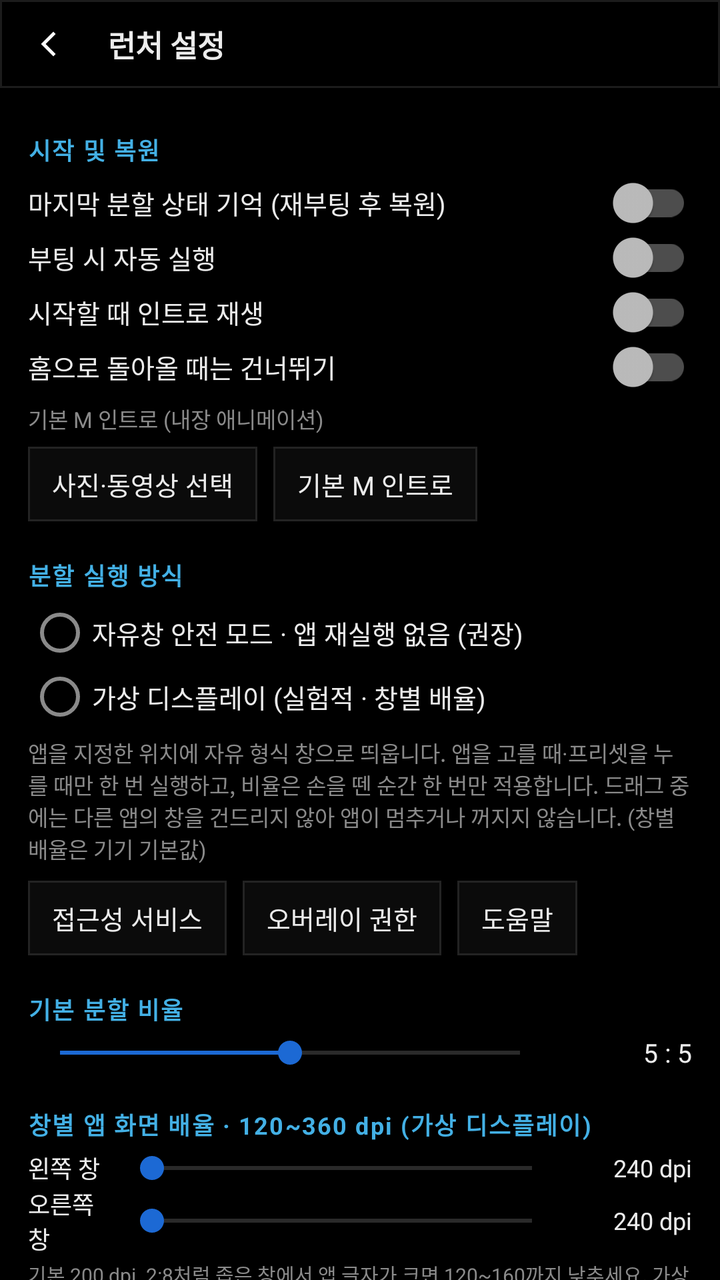
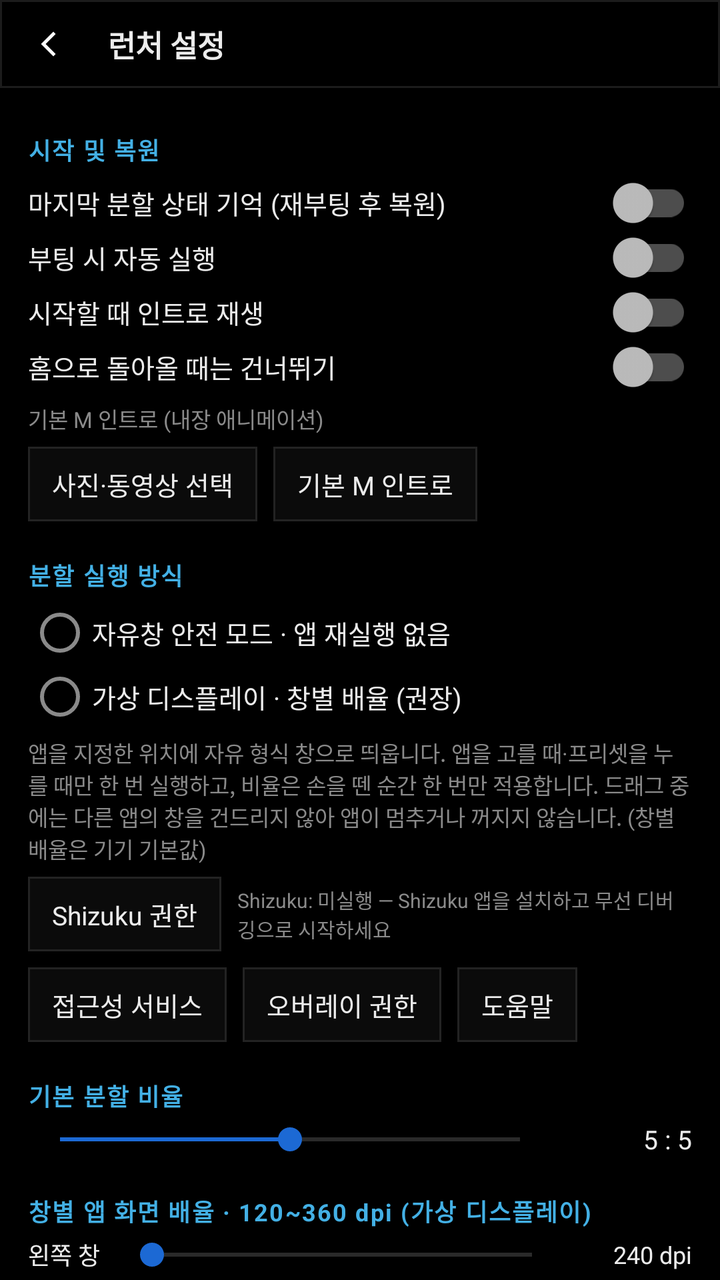

The first picture is an Android layout as it rendered before a commit; the second is the same layout after the commit. The layout source and the unified diff follow.
<!-- AndroidManifest.xml: activity theme Theme.BmwLauncher -->
<!-- res/layout/activity_settings.xml -->
<?xml version="1.0" encoding="utf-8"?>
<LinearLayout xmlns:android="http://schemas.android.com/apk/res/android"
    android:layout_width="match_parent"
    android:layout_height="match_parent"
    android:background="@color/black"
    android:orientation="vertical">

    <LinearLayout
        android:layout_width="match_parent"
        android:layout_height="44dp"
        android:background="@drawable/bg_bar"
        android:gravity="center_vertical"
        android:orientation="horizontal"
        android:paddingLeft="4dp"
        android:paddingRight="12dp">

        <ImageView
            android:id="@+id/btnBack"
            android:layout_width="40dp"
            android:layout_height="40dp"
            android:background="@drawable/bg_dock_button"
            android:clickable="true"
            android:contentDescription="@string/close"
            android:focusable="true"
            android:padding="10dp"
            android:src="@drawable/ic_chevron_left" />

        <TextView
            android:layout_width="0dp"
            android:layout_height="wrap_content"
            android:layout_marginStart="10dp"
            android:layout_weight="1"
            android:text="@string/settings_title"
            android:textColor="@color/text_primary"
            android:textSize="15sp"
            android:textStyle="bold" />
    </LinearLayout>

    <ScrollView
        android:layout_width="match_parent"
        android:layout_height="0dp"
        android:layout_weight="1"
        android:fillViewport="true"
        android:scrollbars="none">

        <LinearLayout
            android:layout_width="match_parent"
            android:layout_height="wrap_content"
            android:orientation="vertical"
            android:paddingLeft="14dp"
            android:paddingTop="4dp"
            android:paddingRight="14dp"
            android:paddingBottom="24dp">

            <TextView
                style="@style/SettingsSection"
                android:text="@string/section_start" />

            <androidx.appcompat.widget.SwitchCompat
                android:id="@+id/switchRememberSession"
                android:layout_width="match_parent"
                android:layout_height="wrap_content"
                android:paddingTop="4dp"
                android:paddingBottom="4dp"
                android:text="@string/switch_remember_session"
                android:textColor="@color/text_primary"
                android:textSize="13sp" />

            <androidx.appcompat.widget.SwitchCompat
                android:id="@+id/switchBoot"
                android:layout_width="match_parent"
                android:layout_height="wrap_content"
                android:paddingTop="4dp"
                android:paddingBottom="4dp"
                android:text="@string/switch_boot"
                android:textColor="@color/text_primary"
                android:textSize="13sp" />

            <androidx.appcompat.widget.SwitchCompat
                android:id="@+id/switchIntro"
                android:layout_width="match_parent"
                android:layout_height="wrap_content"
                android:paddingTop="4dp"
                android:paddingBottom="4dp"
                android:text="@string/intro_enabled"
                android:textColor="@color/text_primary"
                android:textSize="13sp" />

            <androidx.appcompat.widget.SwitchCompat
                android:id="@+id/switchSkipReturn"
                android:layout_width="match_parent"
                android:layout_height="wrap_content"
                android:paddingTop="4dp"
                android:paddingBottom="4dp"
                android:text="@string/intro_skip_return"
                android:textColor="@color/text_primary"
                android:textSize="13sp" />

            <TextView
                android:id="@+id/tvVideoName"
                android:layout_width="match_parent"
                android:layout_height="wrap_content"
                android:layout_marginTop="4dp"
                android:text="@string/intro_video_none"
                android:textColor="@color/text_secondary"
                android:textSize="11sp" />

            <LinearLayout
                android:layout_width="match_parent"
                android:layout_height="wrap_content"
                android:layout_marginTop="6dp"
                android:orientation="horizontal">

                <TextView
                    android:id="@+id/btnPickVideo"
                    style="@style/SettingsButton"
                    android:text="@string/intro_pick_video" />

                <TextView
                    android:id="@+id/btnResetVideo"
                    style="@style/SettingsButton"
                    android:layout_marginStart="8dp"
                    android:text="@string/intro_reset_video" />
            </LinearLayout>

            <TextView
                style="@style/SettingsSection"
                android:text="@string/section_engine" />

            <RadioGroup
                android:id="@+id/engineGroup"
                android:layout_width="match_parent"
                android:layout_height="wrap_content"
                android:orientation="vertical">

                <RadioButton
                    android:id="@+id/rbSystem"
                    android:layout_width="match_parent"
                    android:layout_height="wrap_content"
                    android:paddingTop="2dp"
                    android:paddingBottom="2dp"
                    android:text="@string/engine_system"
                    android:textColor="@color/text_primary"
                    android:textSize="13sp" />

                <RadioButton
                    android:id="@+id/rbVirtual"
                    android:layout_width="match_parent"
                    android:layout_height="wrap_content"
                    android:paddingTop="2dp"
                    android:paddingBottom="2dp"
                    android:text="@string/engine_virtual"
                    android:textColor="@color/text_primary"
                    android:textSize="13sp" />
            </RadioGroup>

            <TextView
                android:id="@+id/engineDesc"
                android:layout_width="match_parent"
                android:layout_height="wrap_content"
                android:layout_marginTop="4dp"
                android:text="@string/engine_system_desc"
                android:textColor="@color/text_secondary"
                android:textSize="11sp" />

            <LinearLayout
                android:layout_width="match_parent"
                android:layout_height="wrap_content"
                android:layout_marginTop="8dp"
                android:orientation="horizontal">

                <TextView
                    android:id="@+id/btnAccessibility"
                    style="@style/SettingsButton"
                    android:text="@string/perm_accessibility" />

                <TextView
                    android:id="@+id/btnOverlay"
                    style="@style/SettingsButton"
                    android:layout_marginStart="8dp"
                    android:text="@string/perm_overlay" />

                <TextView
                    android:id="@+id/btnHelp"
                    style="@style/SettingsButton"
                    android:layout_marginStart="8dp"
                    android:text="@string/perm_help" />
            </LinearLayout>

            <TextView
                style="@style/SettingsSection"
                android:text="@string/section_ratio" />

            <LinearLayout
                android:layout_width="match_parent"
                android:layout_height="wrap_content"
                android:gravity="center_vertical"
                android:orientation="horizontal">

                <SeekBar
                    android:id="@+id/ratioSeek"
                    android:layout_width="0dp"
                    android:layout_height="wrap_content"
                    android:layout_weight="1"
                    android:max="60"
                    android:progress="30"
                    android:progressTint="@color/m_blue"
                    android:thumbTint="@color/m_blue" />

                <TextView
                    android:id="@+id/ratioValue"
                    android:layout_width="70dp"
                    android:layout_height="wrap_content"
                    android:gravity="end"
                    android:text="5 : 5"
                    android:textColor="@color/text_primary"
                    android:textSize="13sp" />
            </LinearLayout>

            <TextView
                style="@style/SettingsSection"
                android:text="@string/section_dpi" />

            <LinearLayout
                android:layout_width="match_parent"
                android:layout_height="wrap_content"
                android:gravity="center_vertical"
                android:orientation="horizontal">

                <TextView
                    android:layout_width="46dp"
                    android:layout_height="wrap_content"
                    android:text="@string/pane_left"
                    android:textColor="@color/text_primary"
                    android:textSize="12sp" />

                <SeekBar
                    android:id="@+id/leftDpiSeek"
                    android:layout_width="0dp"
                    android:layout_height="wrap_content"
                    android:layout_weight="1"
                    android:max="38"
                    android:progressTint="@color/m_blue"
                    android:thumbTint="@color/m_blue" />

                <TextView
                    android:id="@+id/leftDpiValue"
                    android:layout_width="64dp"
                    android:layout_height="wrap_content"
                    android:gravity="end"
                    android:text="240 dpi"
                    android:textColor="@color/text_primary"
                    android:textSize="12sp" />
            </LinearLayout>

            <LinearLayout
                android:layout_width="match_parent"
                android:layout_height="wrap_content"
                android:gravity="center_vertical"
                android:orientation="horizontal">

                <TextView
                    android:layout_width="46dp"
                    android:layout_height="wrap_content"
                    android:text="@string/pane_right"
                    android:textColor="@color/text_primary"
                    android:textSize="12sp" />

                <SeekBar
                    android:id="@+id/rightDpiSeek"
                    android:layout_width="0dp"
                    android:layout_height="wrap_content"
                    android:layout_weight="1"
                    android:max="38"
                    android:progressTint="@color/m_blue"
                    android:thumbTint="@color/m_blue" />

                <TextView
                    android:id="@+id/rightDpiValue"
                    android:layout_width="64dp"
                    android:layout_height="wrap_content"
                    android:gravity="end"
                    android:text="240 dpi"
                    android:textColor="@color/text_primary"
                    android:textSize="12sp" />
            </LinearLayout>

            <TextView
                android:layout_width="match_parent"
                android:layout_height="wrap_content"
                android:layout_marginTop="2dp"
                android:text="기본 200 dpi. 2:8처럼 좁은 창에서 앱 글자가 크면 120~160까지 낮추세요. 가상 디스플레이 방식에서만 적용됩니다(시스템 자유창은 기기 기본 DPI)."
                android:textColor="@color/text_secondary"
                android:textSize="10sp" />

            <TextView
                style="@style/SettingsSection"
                android:text="@string/section_launcher_scale" />

            <LinearLayout
                android:layout_width="match_parent"
                android:layout_height="wrap_content"
                android:gravity="center_vertical"
                android:orientation="horizontal">

                <SeekBar
                    android:id="@+id/launcherScaleSeek"
                    android:layout_width="0dp"
                    android:layout_height="wrap_content"
                    android:layout_weight="1"
                    android:max="13"
                    android:progress="7"
                    android:progressTint="@color/m_blue"
                    android:thumbTint="@color/m_blue" />

                <TextView
                    android:id="@+id/launcherScaleValue"
                    android:layout_width="72dp"
                    android:layout_height="wrap_content"
                    android:gravity="end"
                    android:text="100%"
                    android:textColor="@color/text_primary"
                    android:textSize="13sp" />
            </LinearLayout>

            <TextView
                android:id="@+id/launcherScaleHint"
                android:layout_width="match_parent"
                android:layout_height="wrap_content"
                android:layout_marginTop="2dp"
                android:text="@string/launcher_scale_hint"
                android:textColor="@color/text_secondary"
                android:textSize="10sp" />

            <TextView
                style="@style/SettingsSection"
                android:text="@string/section_music" />

            <LinearLayout
                android:layout_width="match_parent"
                android:layout_height="wrap_content"
                android:orientation="horizontal">

                <TextView
                    android:id="@+id/btnPickMusic"
                    style="@style/SettingsButton"
                    android:text="@string/music_pick" />

                <TextView
                    android:id="@+id/btnClearMusic"
                    style="@style/SettingsButton"
                    android:layout_marginStart="8dp"
                    android:text="@string/music_none" />
            </LinearLayout>

            <TextView
                android:id="@+id/tvMusicApp"
                android:layout_width="match_parent"
                android:layout_height="wrap_content"
                android:layout_marginTop="4dp"
                android:text=""
                android:textColor="@color/text_secondary"
                android:textSize="11sp" />

            <androidx.appcompat.widget.SwitchCompat
                android:id="@+id/switchAutoPlay"
                android:layout_width="match_parent"
                android:layout_height="wrap_content"
                android:paddingTop="6dp"
                android:paddingBottom="2dp"
                android:text="@string/switch_auto_play"
                android:textColor="@color/text_primary"
                android:textSize="13sp" />

            <TextView
                android:layout_width="match_parent"
                android:layout_height="wrap_content"
                android:text="@string/music_hint"
                android:textColor="@color/text_secondary"
                android:textSize="10sp" />

            <TextView
                style="@style/SettingsSection"
                android:text="@string/section_presets" />

            <LinearLayout
                android:layout_width="match_parent"
                android:layout_height="wrap_content"
                android:orientation="horizontal">

                <TextView
                    android:id="@+id/btnImportDefaults"
                    style="@style/SettingsButton"
                    android:text="@string/btn_import_defaults" />
            </LinearLayout>

            <LinearLayout
                android:id="@+id/presetList"
                android:layout_width="match_parent"
                android:layout_height="wrap_content"
                android:layout_marginTop="4dp"
                android:orientation="vertical" />

            <TextView
                style="@style/SettingsSection"
                android:text="@string/section_dock" />

            <RadioGroup
                android:id="@+id/dockGroup"
                android:layout_width="match_parent"
                android:layout_height="wrap_content"
                android:orientation="horizontal">

                <RadioButton
                    android:id="@+id/rbDockLeft"
                    android:layout_width="0dp"
                    android:layout_height="wrap_content"
                    android:layout_weight="1"
                    android:text="@string/dock_left"
                    android:textColor="@color/text_primary"
                    android:textSize="13sp" />

                <RadioButton
                    android:id="@+id/rbDockRight"
                    android:layout_width="0dp"
                    android:layout_height="wrap_content"
                    android:layout_weight="1"
                    android:text="@string/dock_right"
                    android:textColor="@color/text_primary"
                    android:textSize="13sp" />
            </RadioGroup>

            <androidx.appcompat.widget.SwitchCompat
                android:id="@+id/switchAutoHide"
                android:layout_width="match_parent"
                android:layout_height="wrap_content"
                android:paddingTop="4dp"
                android:paddingBottom="4dp"
                android:text="@string/switch_dock_auto_hide"
                android:textColor="@color/text_primary"
                android:textSize="13sp" />

            <TextView
                style="@style/SettingsSection"
                android:text="@string/section_permissions" />

            <LinearLayout
                android:layout_width="match_parent"
                android:layout_height="wrap_content"
                android:orientation="horizontal">

                <TextView
                    android:id="@+id/btnHome"
                    style="@style/SettingsButton"
                    android:text="@string/perm_home" />

                <TextView
                    android:id="@+id/btnHidden"
                    style="@style/SettingsButton"
                    android:layout_marginStart="8dp"
                    android:text="@string/perm_hidden_apps" />
            </LinearLayout>

            <TextView
                android:layout_width="match_parent"
                android:layout_height="wrap_content"
                android:layout_marginTop="18dp"
                android:text="BMW F07 Launcher v2.1 · 2560×720 / Android 14"
                android:textColor="#FF4A4A4A"
                android:textSize="10sp" />
        </LinearLayout>
    </ScrollView>
</LinearLayout>
<!-- resources referenced by this layout -->
<resources>
  <color name="black">#FF000000</color>
  <color name="m_blue">#FF1C69D4</color>
  <color name="text_primary">#FFECECEC</color>
  <color name="text_secondary">#FF8A8A8A</color>
  <!-- drawable bg_bar (drawable) -->
  <?xml version="1.0" encoding="utf-8"?>
  <shape xmlns:android="http://schemas.android.com/apk/res/android" android:shape="rectangle">
      <solid android:color="@color/black" />
      <stroke android:width="1dp" android:color="@color/stroke" />
  </shape>
  <!-- drawable bg_dock_button (drawable) -->
  <?xml version="1.0" encoding="utf-8"?>
  <ripple xmlns:android="http://schemas.android.com/apk/res/android" android:color="#33FFFFFF">
      <item>
          <shape android:shape="rectangle">
              <solid android:color="#00000000" />
          </shape>
      </item>
  </ripple>
  <!-- drawable ic_chevron_left (drawable) -->
  <?xml version="1.0" encoding="utf-8"?>
  <vector xmlns:android="http://schemas.android.com/apk/res/android"
      android:width="24dp"
      android:height="24dp"
      android:viewportWidth="24"
      android:viewportHeight="24">
      <path
          android:fillColor="#FFFFFFFF"
          android:pathData="M15.2,4.6l1.4,1.4L10.6,12l6,6l-1.4,1.4L7.8,12z" />
  </vector>
  <string name="btn_import_defaults">BMW 추천 6종 프리셋 불러오기</string>
  <string name="close">닫기</string>
  <string name="dock_left">좌측</string>
  <string name="dock_right">우측</string>
  <string name="engine_system">자유창 안전 모드 · 앱 재실행 없음 (권장)</string>
  <string name="engine_system_desc">앱을 지정한 위치에 자유 형식 창으로 띄웁니다. 앱을 고를 때·프리셋을 누를 때만 한 번 실행하고, 비율은 손을 뗀 순간 한 번만 적용합니다. 드래그 중에는 다른 앱의 창을 건드리지 않아 앱이 멈추거나 꺼지지 않습니다. (창별 배율은 기기 기본값)</string>
  <string name="engine_virtual">가상 디스플레이 (실험적 · 창별 배율)</string>
  <string name="intro_enabled">시작할 때 인트로 재생</string>
  <string name="intro_pick_video">사진·동영상 선택</string>
  <string name="intro_reset_video">기본 M 인트로</string>
  <string name="intro_skip_return">홈으로 돌아올 때는 건너뛰기</string>
  <string name="intro_video_none">기본 M 인트로 (내장 애니메이션)</string>
  <string name="launcher_scale_hint">설정·앱 선택기·앱 서랍의 글자와 아이콘 크기를 한 번에 조절합니다. 화면이 답답하면 작게.</string>
  <string name="music_hint">음악 앱을 창·프리셋·부팅 복원으로 열면 약 1.5초 뒤 재생 키를 보내 재생을 시작합니다.</string>
  <string name="music_none">지정 안 함</string>
  <string name="music_pick">음악 앱 지정</string>
  <string name="pane_left">왼쪽 창</string>
  <string name="pane_right">오른쪽 창</string>
  <string name="perm_accessibility">접근성 서비스</string>
  <string name="perm_help">도움말</string>
  <string name="perm_hidden_apps">숨긴 앱 관리</string>
  <string name="perm_home">기본 런처로 설정</string>
  <string name="perm_overlay">오버레이 권한</string>
  <string name="section_dock">독</string>
  <string name="section_dpi">창별 앱 화면 배율 · 120~360 dpi (가상 디스플레이)</string>
  <string name="section_engine">분할 실행 방식</string>
  <string name="section_launcher_scale">런처 화면 크기</string>
  <string name="section_music">음악 앱 자동 재생</string>
  <string name="section_permissions">권한 및 기본 런처</string>
  <string name="section_presets">독 프리셋</string>
  <string name="section_ratio">기본 분할 비율</string>
  <string name="section_start">시작 및 복원</string>
  <string name="settings_title">런처 설정</string>
  <string name="switch_auto_play">음악 앱을 열면 자동으로 재생</string>
  <string name="switch_boot">부팅 시 자동 실행</string>
  <string name="switch_dock_auto_hide">독 자동 숨김 (몇 초 뒤)</string>
  <string name="switch_remember_session">마지막 분할 상태 기억 (재부팅 후 복원)</string>
  <color name="stroke">#FF1C1C1C</color>
  <!-- drawable bg_ratio_btn (drawable) -->
  <?xml version="1.0" encoding="utf-8"?>
  <ripple xmlns:android="http://schemas.android.com/apk/res/android" android:color="#33FFFFFF">
      <item>
          <shape android:shape="rectangle">
              <solid android:color="#FF0B0B0B" />
              <stroke android:width="1dp" android:color="#FF232323" />
          </shape>
      </item>
  </ripple>
  <color name="m_light_blue">#FF43B0E5</color>
  <!-- unchanged entries left out for length: 3 -->
</resources>

<!-- the commit's change to res/layout/activity_settings.xml (unified diff, before → after) -->
@@ -163,6 +163,30 @@
                 android:textColor="@color/text_secondary"
                 android:textSize="11sp" />
 
+            
+            <LinearLayout
+                android:layout_width="match_parent"
+                android:layout_height="wrap_content"
+                android:layout_marginTop="6dp"
+                android:gravity="center_vertical"
+                android:orientation="horizontal">
+
+                <TextView
+                    android:id="@+id/btnShizuku"
+                    style="@style/SettingsButton"
+                    android:text="@string/perm_shizuku" />
+
+                <TextView
+                    android:id="@+id/tvShizukuStatus"
+                    android:layout_width="0dp"
+                    android:layout_height="wrap_content"
+                    android:layout_marginStart="8dp"
+                    android:layout_weight="1"
+                    android:text="@string/shizuku_not_running"
+                    android:textColor="@color/text_secondary"
+                    android:textSize="10sp" />
+            </LinearLayout>
+
             <LinearLayout
                 android:layout_width="match_parent"
                 android:layout_height="wrap_content"
<!-- resource entries referenced after the edit -->
@@ -34,9 +34,9 @@
   <string name="close">닫기</string>
   <string name="dock_left">좌측</string>
   <string name="dock_right">우측</string>
-  <string name="engine_system">자유창 안전 모드 · 앱 재실행 없음 (권장)</string>
+  <string name="engine_system">자유창 안전 모드 · 앱 재실행 없음</string>
   <string name="engine_system_desc">앱을 지정한 위치에 자유 형식 창으로 띄웁니다. 앱을 고를 때·프리셋을 누를 때만 한 번 실행하고, 비율은 손을 뗀 순간 한 번만 적용합니다. 드래그 중에는 다른 앱의 창을 건드리지 않아 앱이 멈추거나 꺼지지 않습니다. (창별 배율은 기기 기본값)</string>
-  <string name="engine_virtual">가상 디스플레이 (실험적 · 창별 배율)</string>
+  <string name="engine_virtual">가상 디스플레이 · 창별 배율 (권장)</string>
   <string name="intro_enabled">시작할 때 인트로 재생</string>
   <string name="intro_pick_video">사진·동영상 선택</string>
   <string name="intro_reset_video">기본 M 인트로</string>
@@ -53,6 +53,7 @@
   <string name="perm_hidden_apps">숨긴 앱 관리</string>
   <string name="perm_home">기본 런처로 설정</string>
   <string name="perm_overlay">오버레이 권한</string>
+  <string name="perm_shizuku">Shizuku 권한</string>
   <string name="section_dock">독</string>
   <string name="section_dpi">창별 앱 화면 배율 · 120~360 dpi (가상 디스플레이)</string>
   <string name="section_engine">분할 실행 방식</string>
@@ -63,6 +64,7 @@
   <string name="section_ratio">기본 분할 비율</string>
   <string name="section_start">시작 및 복원</string>
   <string name="settings_title">런처 설정</string>
+  <string name="shizuku_not_running">Shizuku: 미실행 — Shizuku 앱을 설치하고 무선 디버깅으로 시작하세요</string>
   <string name="switch_auto_play">음악 앱을 열면 자동으로 재생</string>
   <string name="switch_boot">부팅 시 자동 실행</string>
   <string name="switch_dock_auto_hide">독 자동 숨김 (몇 초 뒤)</string>
